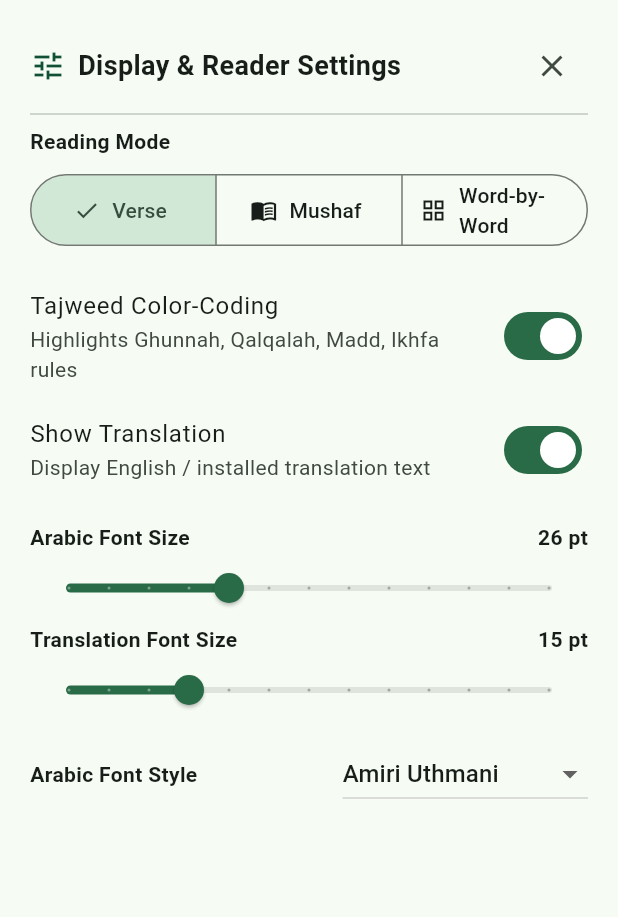
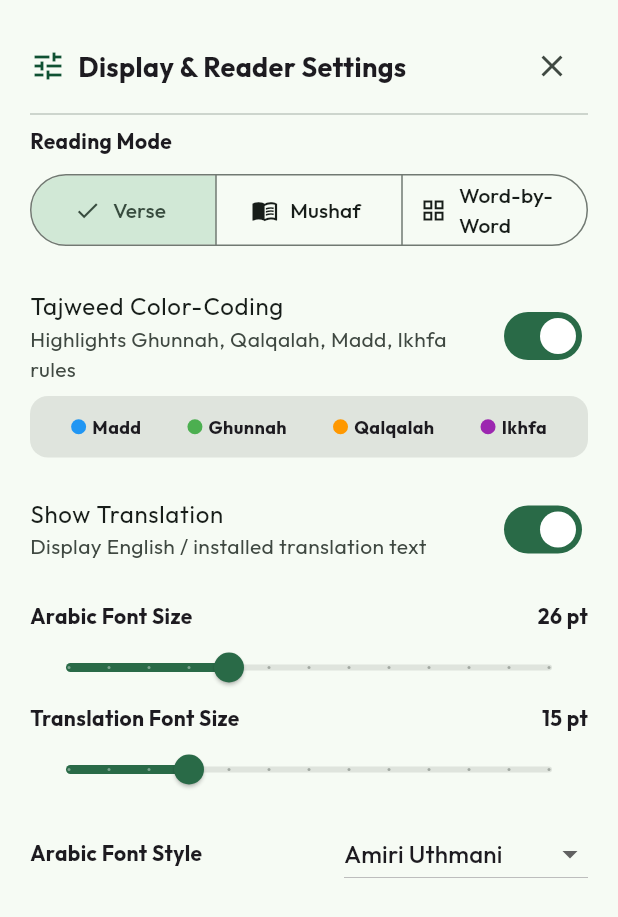
Before and after one commit to abshwabu/study-quran, a Flutter app: the ReaderSettingsModal widget shown alone on an empty page, opened directly, on a phone screen of 412 x 824 dp. Shown: the top 917 px of the screen. Run offline on Flutter 3.47's test engine with Material 3 defaults, Android fonts, the phone set to English and light mode, and no system bars; our stand-ins replace dio, drift, flutter_riverpod, flutter_secure_storage, google_fonts, just_audio and 1 more; accounts and stored records are empty; generated files the repository leaves out were written again.

Commit message:
Polish UI typography, Material 3 Light/Dark theme styling, and Tajweed rules color legend card

```diff
--- a/lib/features/quran_reader/presentation/widgets/reader_settings_modal.dart
+++ b/lib/features/quran_reader/presentation/widgets/reader_settings_modal.dart
@@ -92,6 +92,51 @@
               onChanged: (_) => notifier.toggleTajweedColoring(),
             ),
 
+            if (prefs.showTajweedColoring) ...[
+              Container(
+                padding: const EdgeInsets.all(12),
+                decoration: BoxDecoration(
+                  color: Theme.of(context).colorScheme.surfaceContainerHighest,
+                  borderRadius: BorderRadius.circular(12),
+                ),
+                child: const Row(
+                  mainAxisAlignment: MainAxisAlignment.spaceAround,
+                  children: [
+                    Row(
+                      children: [
+                        CircleAvatar(radius: 5, backgroundColor: Color(0xFF2196F3)),
+                        SizedBox(width: 4),
+                        Text('Madd', style: TextStyle(fontSize: 12, fontWeight: FontWeight.bold)),
+                      ],
+                    ),
+                    Row(
+                      children: [
+                        CircleAvatar(radius: 5, backgroundColor: Color(0xFF4CAF50)),
+                        SizedBox(width: 4),
+                        Text('Ghunnah', style: TextStyle(fontSize: 12, fontWeight: FontWeight.bold)),
+                      ],
+                    ),
+                    Row(
+                      children: [
+                        CircleAvatar(radius: 5, backgroundColor: Color(0xFFFF9800)),
+                        SizedBox(width: 4),
+                        Text('Qalqalah', style: TextStyle(fontSize: 12, fontWeight: FontWeight.bold)),
+                      ],
+                    ),
+                    Row(
+                      children: [
+                        CircleAvatar(radius: 5, backgroundColor: Color(0xFF9C27B0)),
+                        SizedBox(width: 4),
+                        Text('Ikhfa', style: TextStyle(fontSize: 12, fontWeight: FontWeight.bold)),
+                      ],
+                    ),
+                  ],
+                ),
+              ),
+              const SizedBox(height: 12),
+            ],
+
+
             // 3. Translation Visibility Toggle
             SwitchListTile(
               contentPadding: EdgeInsets.zero,
```
Also changed, not shown: lib/main.dart (+57 -4 lines).
